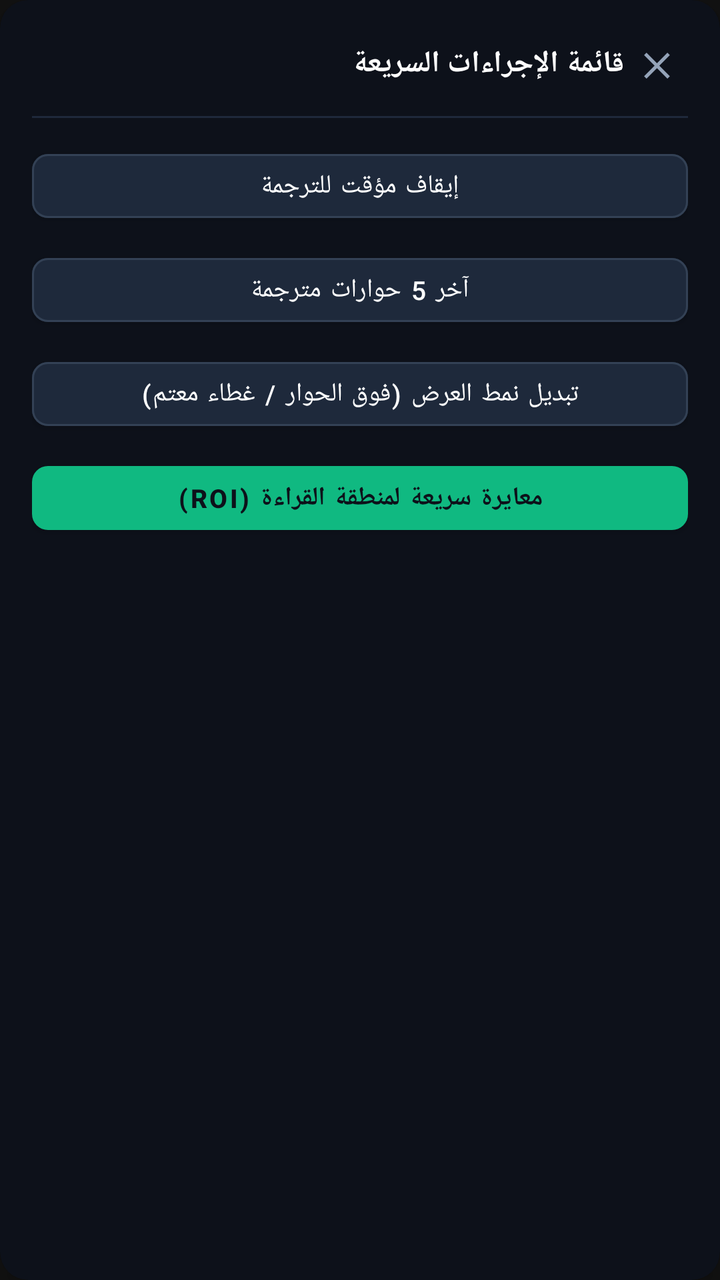
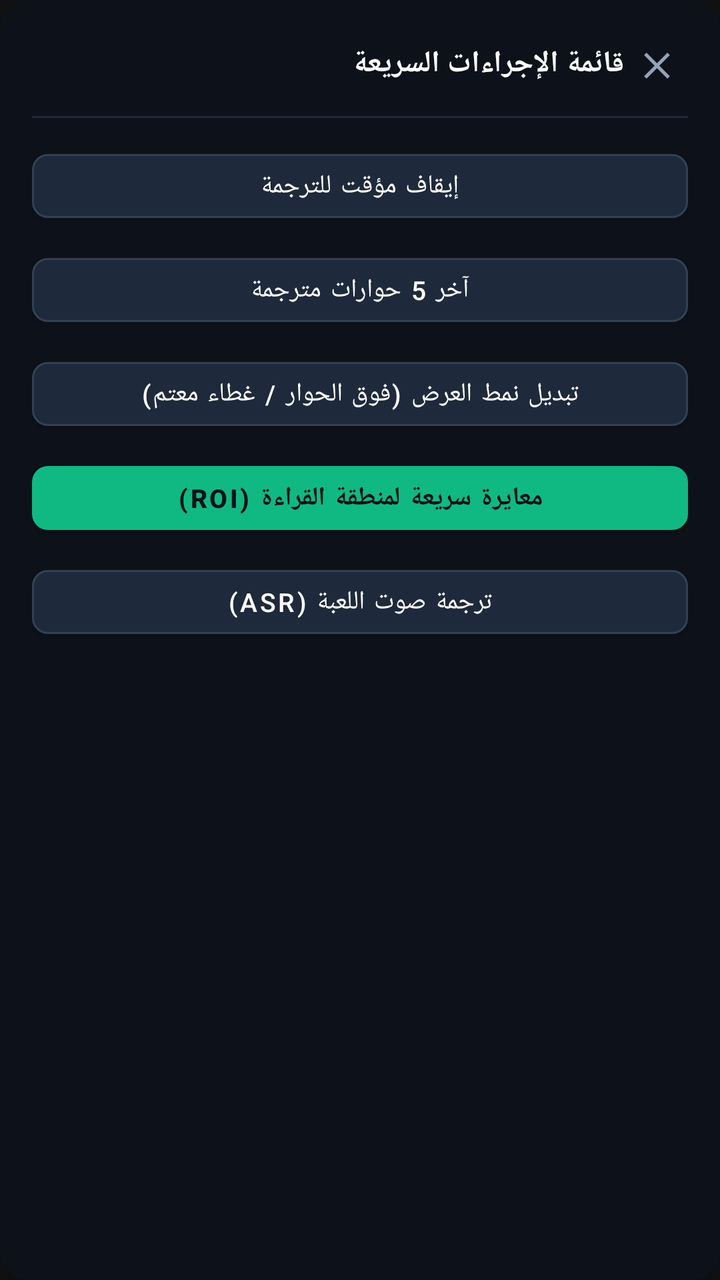

Two renders of the same Android screen: before a commit and after it. Below are the layout's source before the change and the commit's diff.
<!-- AndroidManifest.xml: application theme Theme.GameLens -->
<!-- res/layout/overlay_quick_menu.xml -->
<?xml version="1.0" encoding="utf-8"?>
<androidx.cardview.widget.CardView xmlns:android="http://schemas.android.com/apk/res/android"
    xmlns:app="http://schemas.android.com/apk/res-auto"
    android:id="@+id/cardQuickMenuRoot"
    android:layout_width="320dp"
    android:layout_height="wrap_content"
    android:layout_gravity="center"
    app:cardBackgroundColor="#FF0D111A"
    app:cardCornerRadius="14dp"
    app:cardElevation="8dp"
    app:strokeColor="#FF2A3547"
    app:strokeWidth="1dp">

    <LinearLayout
        android:layout_width="match_parent"
        android:layout_height="wrap_content"
        android:orientation="vertical"
        android:padding="16dp">

        
        <LinearLayout
            android:layout_width="match_parent"
            android:layout_height="wrap_content"
            android:orientation="horizontal"
            android:gravity="center_vertical">

            <TextView
                android:layout_width="0dp"
                android:layout_height="wrap_content"
                android:layout_weight="1"
                android:text="قائمة الإجراءات السريعة"
                android:textColor="#FFFFFF"
                android:textSize="15sp"
                android:textStyle="bold" />

            <TextView
                android:id="@+id/btnQuickClose"
                android:layout_width="32dp"
                android:layout_height="32dp"
                android:gravity="center"
                android:text="✕"
                android:textColor="#94A3B8"
                android:textSize="16sp"
                android:textStyle="bold"
                android:background="?android:attr/selectableItemBackgroundBorderless" />
        </LinearLayout>

        <View
            android:layout_width="match_parent"
            android:layout_height="1dp"
            android:layout_marginTop="10dp"
            android:layout_marginBottom="12dp"
            android:background="#FF1E293B" />

        
        <com.google.android.material.button.MaterialButton
            android:id="@+id/btnQuickPauseResume"
            android:layout_width="match_parent"
            android:layout_height="44dp"
            android:text="إيقاف مؤقت للترجمة"
            android:textColor="#FFFFFF"
            android:textSize="13sp"
            app:backgroundTint="#FF1E293B"
            app:cornerRadius="8dp"
            app:strokeColor="#FF334155"
            app:strokeWidth="1dp" />

        
        <com.google.android.material.button.MaterialButton
            android:id="@+id/btnQuickRecentSubtitles"
            android:layout_width="match_parent"
            android:layout_height="44dp"
            android:layout_marginTop="8dp"
            android:text="آخر 5 حوارات مترجمة"
            android:textColor="#FFFFFF"
            android:textSize="13sp"
            app:backgroundTint="#FF1E293B"
            app:cornerRadius="8dp"
            app:strokeColor="#FF334155"
            app:strokeWidth="1dp" />

        
        <TextView
            android:id="@+id/tvQuickRecentSubs"
            android:layout_width="match_parent"
            android:layout_height="wrap_content"
            android:layout_marginTop="6dp"
            android:maxLines="8"
            android:scrollbars="vertical"
            android:background="#FF111827"
            android:padding="8dp"
            android:textColor="#E2E8F0"
            android:textSize="11sp"
            android:visibility="gone" />

        
        <com.google.android.material.button.MaterialButton
            android:id="@+id/btnQuickToggleDisplayMode"
            android:layout_width="match_parent"
            android:layout_height="44dp"
            android:layout_marginTop="8dp"
            android:text="تبديل نمط العرض (فوق الحوار / غطاء معتم)"
            android:textColor="#FFFFFF"
            android:textSize="13sp"
            app:backgroundTint="#FF1E293B"
            app:cornerRadius="8dp"
            app:strokeColor="#FF334155"
            app:strokeWidth="1dp" />

        
        <com.google.android.material.button.MaterialButton
            android:id="@+id/btnQuickRecalibrate"
            android:layout_width="match_parent"
            android:layout_height="44dp"
            android:layout_marginTop="8dp"
            android:text="معايرة سريعة لمنطقة القراءة (ROI)"
            android:textColor="#0D111A"
            android:textSize="13sp"
            android:textStyle="bold"
            app:backgroundTint="#FF10B981"
            app:cornerRadius="8dp" />

    </LinearLayout>
</androidx.cardview.widget.CardView>
<!-- resources referenced by this layout -->
<resources>
  <style name="Theme.GameLens" parent="Theme.MaterialComponents.DayNight.NoActionBar">
          <item name="colorPrimary">@color/primary</item>
          <item name="colorPrimaryVariant">@color/primary_dark</item>
          <item name="colorSecondary">@color/accent</item>
          <item name="android:statusBarColor">@color/background_dark</item>
          <item name="android:navigationBarColor">@color/background_dark</item>
          <item name="android:windowBackground">@color/background_dark</item>
      </style>
  <color name="primary">#0D7377</color>
  <color name="primary_dark">#14FFEC</color>
  <color name="accent">#00E5FF</color>
  <color name="background_dark">#121212</color>
</resources>

<!-- the commit's change to res/layout/overlay_quick_menu.xml (unified diff, before → after) -->
@@ -120,5 +120,19 @@
             app:backgroundTint="#FF10B981"
             app:cornerRadius="8dp" />
 
+        
+        <com.google.android.material.button.MaterialButton
+            android:id="@+id/btnQuickToggleAudio"
+            android:layout_width="match_parent"
+            android:layout_height="44dp"
+            android:layout_marginTop="8dp"
+            android:text="ترجمة صوت اللعبة (ASR)"
+            android:textColor="#FFFFFF"
+            android:textSize="13sp"
+            app:backgroundTint="#FF1E293B"
+            app:cornerRadius="8dp"
+            app:strokeColor="#FF334155"
+            app:strokeWidth="1dp" />
+
     </LinearLayout>
 </androidx.cardview.widget.CardView>
